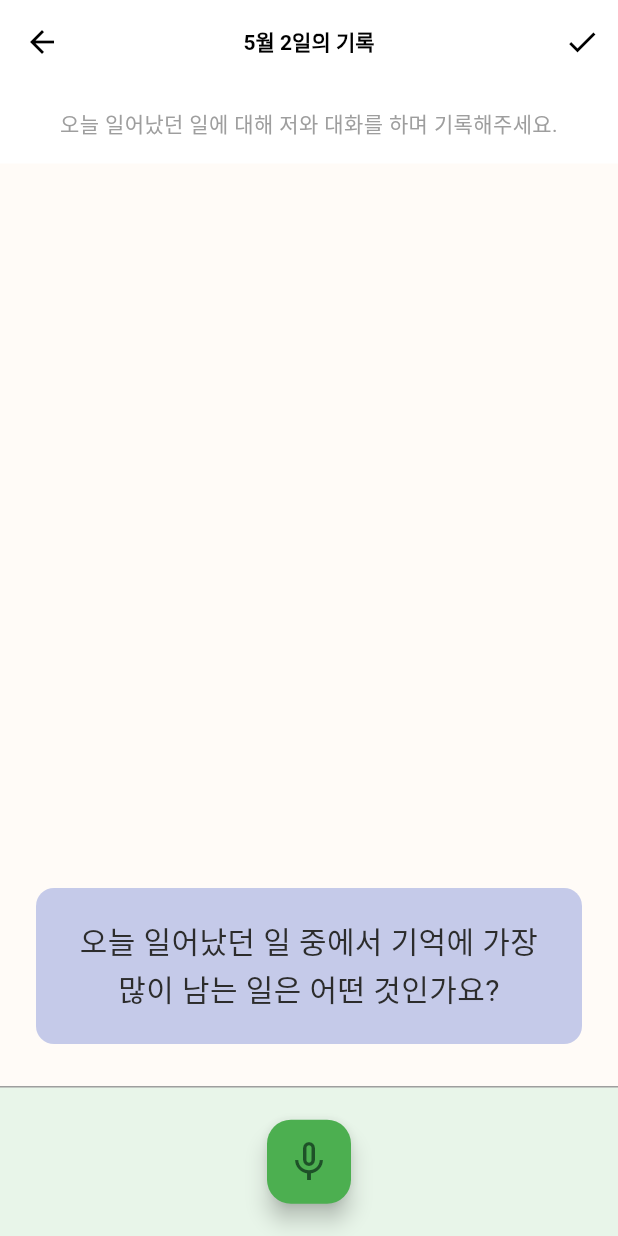
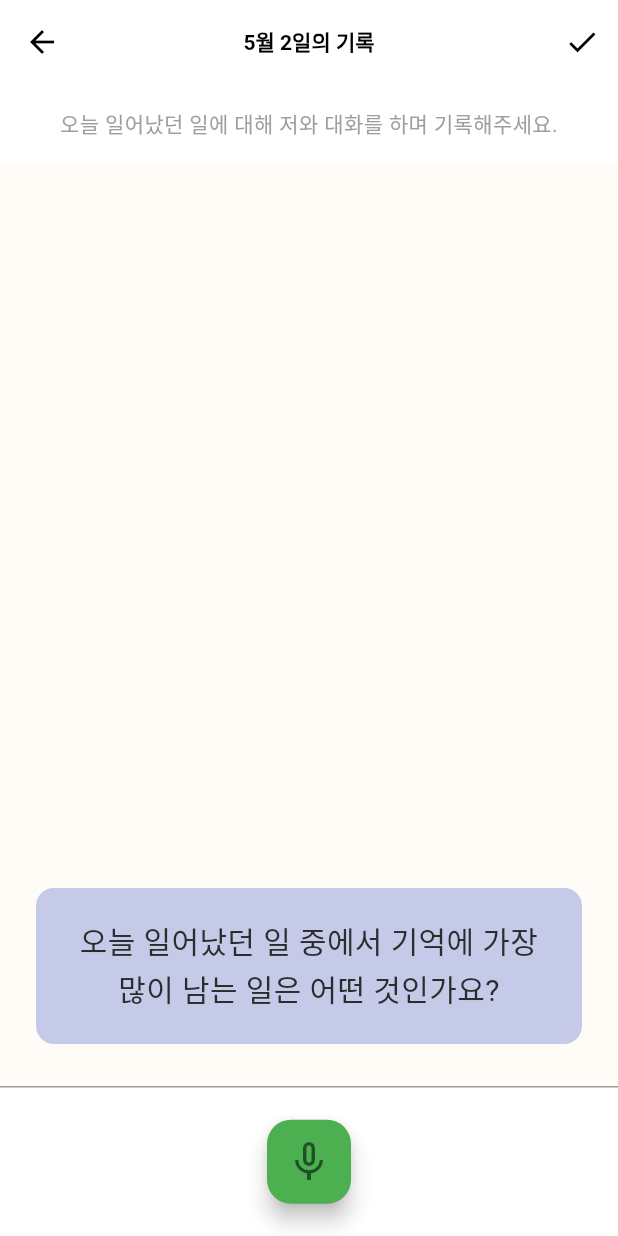
Before and after one commit to Eunverpool/SarangBang, a Flutter app: the ChatPage screen opened directly, on a phone screen of 412 x 824 dp. Run offline on Flutter 3.47's test engine with Material 3 defaults, Android fonts, the phone set to English and light mode, and no system bars; our stand-ins replace cached_network_image, file_picker, flutter_credit_card, flutter_svg, flutter_tts, form_field_validator and 4 more; missing offline and left inert: tosspayments_widget_sdk_flutter; accounts and stored records are empty; network calls fail; Roboto replaces fonts that are missing (Gilroy); project files that could hold a hidden picture were left out.

Commit message:
0528_PCH

```diff
--- a/lib/views/chat/chat_page.dart
+++ b/lib/views/chat/chat_page.dart
@@ -405,7 +405,7 @@ class _ChatPageState extends State<ChatPage> {
           Container(
             height: 100,
             decoration: BoxDecoration(
-              color: Colors.green[50],
+              color: const Color.fromARGB(255, 255, 255, 255),
               border: const Border(top: BorderSide(color: Colors.grey)),
             ),
             child: Center(
```
